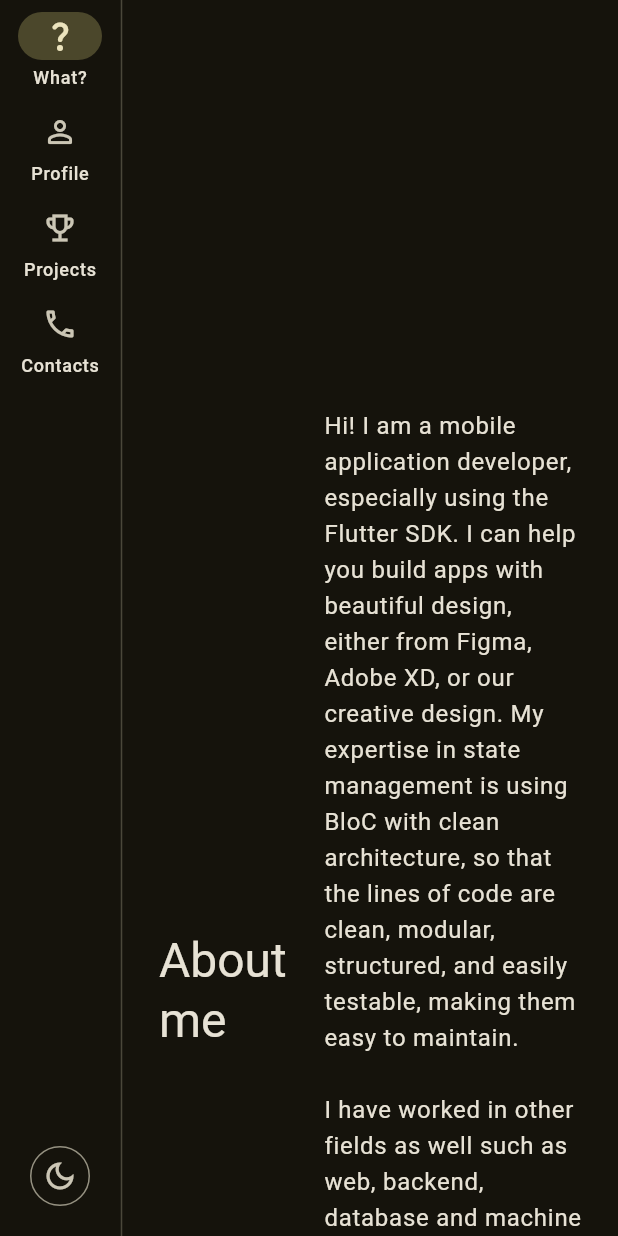
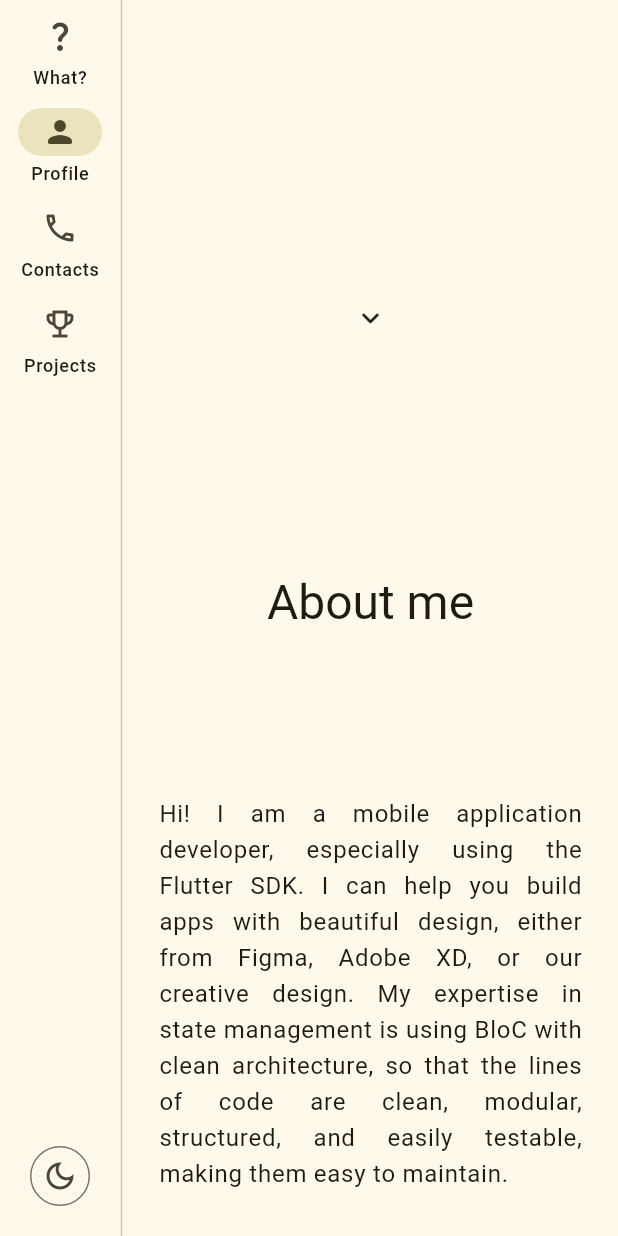
Before and after one commit to azliR/azliR, a Flutter app: the screen it shows after launch, scrolled down 576 dp, after a tap on the "light mode" icon, on a phone screen of 412 x 824 dp. Run offline on Flutter 3.47's test engine with Material 2 defaults, Android fonts, the phone set to English and light mode, and no system bars; our stand-ins replace cached_network_image, carousel_slider, equatable, flutter_markdown, flutter_riverpod, google_fonts and 3 more; missing offline and left inert: markdown; network calls fail.

Commit message:
changed to riverpod, fixed lag

```diff
--- a/lib/blocs/home/home_cubit.dart
+++ /dev/null
@@ -1,28 +0,0 @@
-import 'package:azlir_portfolio/views/home/home_page.dart';
-import 'package:bloc/bloc.dart';
-import 'package:equatable/equatable.dart';
-import 'package:flutter/material.dart';
-
-part 'home_state.dart';
-
-class HomeCubit extends Cubit<HomeState> {
-  HomeCubit() : super(HomeState.initial());
-
-  void onColorSchemeChanged(ColorScheme colorScheme) {
-    emit(state.copyWith(colorScheme: colorScheme));
-  }
-
-  void onSelectedSectionChanged(int selectedSection) {
-    emit(state.copyWith(selectedSection: selectedSection));
-  }
-
-  void onSelectTag(String tag) {
-    final selectedTags = [...state.selectedTags, tag];
-    emit(state.copyWith(selectedTags: selectedTags));
-  }
-
-  void onUnselectTag(String tag) {
-    final selectedTags = [...state.selectedTags]..remove(tag);
-    emit(state.copyWith(selectedTags: selectedTags));
-  }
-}
--- a/lib/blocs/home/home_state.dart
+++ /dev/null
@@ -1,35 +0,0 @@
-part of 'home_cubit.dart';
-
-@immutable
-class HomeState extends Equatable {
-  const HomeState({
-    required this.colorScheme,
-    required this.selectedSection,
-    required this.selectedTags,
-  });
-
-  factory HomeState.initial() => HomeState(
-        colorScheme: Section.home.getColorScheme(Brightness.dark),
-        selectedSection: 0,
-        selectedTags: const [],
-      );
-
-  final ColorScheme colorScheme;
-  final int selectedSection;
-  final List<String> selectedTags;
-
-  HomeState copyWith({
-    ColorScheme? colorScheme,
-    int? selectedSection,
-    List<String>? selectedTags,
-  }) {
-    return HomeState(
-      colorScheme: colorScheme ?? this.colorScheme,
-      selectedSection: selectedSection ?? this.selectedSection,
-      selectedTags: selectedTags ?? this.selectedTags,
-    );
-  }
-
-  @override
-  List<Object?> get props => [colorScheme, selectedSection, selectedTags];
-}
--- a/lib/main.dart
+++ b/lib/main.dart
@@ -1,8 +1,6 @@
-import 'package:azlir_portfolio/blocs/home/home_cubit.dart';
 import 'package:azlir_portfolio/notifier/home/home_notifier.dart';
 import 'package:azlir_portfolio/views/home/home_page.dart';
 import 'package:flutter/material.dart';
-import 'package:flutter_bloc/flutter_bloc.dart';
 import 'package:flutter_riverpod/flutter_riverpod.dart';
 import 'package:google_fonts/google_fonts.dart';
 import 'package:url_strategy/url_strategy.dart';
@@ -11,11 +9,8 @@ void main() {
   setPathUrlStrategy();
 
   runApp(
-    ProviderScope(
-      child: BlocProvider(
-        create: (context) => HomeCubit(),
-        child: const MyApp(),
-      ),
+    const ProviderScope(
+      child: MyApp(),
     ),
   );
 }
--- a/lib/views/home/home_page.dart
+++ b/lib/views/home/home_page.dart
@@ -1,21 +1,19 @@
 import 'dart:math';
 
-import 'package:azlir_portfolio/blocs/home/home_cubit.dart';
-import 'package:azlir_portfolio/notifier/home/home_notifier.dart' as nt;
+import 'package:azlir_portfolio/notifier/home/home_notifier.dart';
 import 'package:azlir_portfolio/views/home/widgets/about_section.dart';
 import 'package:azlir_portfolio/views/home/widgets/contacts_section.dart';
 import 'package:azlir_portfolio/views/home/widgets/home_section.dart';
 import 'package:azlir_portfolio/views/home/widgets/projects_grid_widget.dart';
 import 'package:azlir_portfolio/views/home/widgets/projects_section.dart';
 import 'package:flutter/material.dart';
-import 'package:flutter_bloc/flutter_bloc.dart';
 import 'package:flutter_riverpod/flutter_riverpod.dart';
 
 enum Section {
   home,
   profile,
-  projects,
-  contacts;
+  contacts,
+  projects;
 
   ColorScheme getColorScheme(Brightness brightness) {
     switch (this) {
@@ -29,14 +27,14 @@ enum Section {
           seedColor: Colors.yellow,
           brightness: brightness,
         );
+      case Section.contacts:
+        return ColorScheme.fromSeed(
+          seedColor: Colors.green,
+          brightness: brightness,
+        );
       case Section.projects:
         return ColorScheme.fromSeed(
           seedColor: Colors.blue,
-          brightness: brightness,
-        );
-      case Section.contacts:
-        return ColorScheme.fromSeed(
-          seedColor: Colors.green,
           brightness: brightness,
         );
     }
@@ -55,29 +53,22 @@ class _HomePageState extends ConsumerState<HomePage> {
 
   @override
   void initState() {
-    final homeCubit = context.read<HomeCubit>();
-    final homeState = ref.read(nt.homeProvider);
+    final homeState = ref.read(homeProvider);
+    var currentPage = 0;
 
     _pageController.addListener(() {
       final page = _pageController.page?.round() ?? 0;
 
-      if (page != homeCubit.state.selectedSection &&
-          page < Section.values.length) {
+      if (page != currentPage && page < Section.values.length) {
         final section = Section.values[page];
 
-        ref.read(nt.homeProvider.notifier)
+        ref.read(homeProvider.notifier)
           ..onColorSchemeChanged(
             section.getColorScheme(homeState.colorScheme.brightness),
           )
           ..onSelectedSectionChanged(page);
-
-        // final colorScheme =
-        //     section.getColorScheme(homeCubit.state.colorScheme.brightness);
-
-        // homeCubit
-        //   ..onColorSchemeChanged(colorScheme)
-        //   ..onSelectedSectionChanged(page);
       }
+      currentPage = page;
     });
     super.initState();
   }
@@ -90,15 +81,17 @@ class _HomePageState extends ConsumerState<HomePage> {
 
   @override
   Widget build(BuildContext context) {
-    final homeCubit = context.read<HomeCubit>();
+    final homeNotifier = ref.watch(homeProvider.notifier);
+    final selectedSection =
+        ref.watch(homeProvider.select((value) => value.selectedSection));
+    final currentBrightness = ref.watch(
+      homeProvider.select((value) => value.colorScheme.brightness),
+    );
 
     return Scaffold(
       body: Row(
         children: [
-          BlocSelector<HomeCubit, HomeState, int>(
-            selector: (state) => state.selectedSection,
-            builder: (context, selectedSection) {
-              return NavigationRail(
+          NavigationRail(
             selectedIndex: selectedSection,
             labelType: NavigationRailLabelType.all,
             onDestinationSelected: (value) {
@@ -113,24 +106,19 @@ class _HomePageState extends ConsumerState<HomePage> {
                 alignment: Alignment.bottomCenter,
                 child: Padding(
                   padding: const EdgeInsets.only(bottom: 16),
-                      child: BlocSelector<HomeCubit, HomeState, ColorScheme>(
-                        selector: (state) => state.colorScheme,
-                        builder: (context, colorScheme) {
-                          return IconButton.outlined(
+                  child: IconButton.outlined(
                     onPressed: () {
-                              homeCubit.onColorSchemeChanged(
+                      homeNotifier.onColorSchemeChanged(
                         Section.values[selectedSection].getColorScheme(
-                                  colorScheme.brightness == Brightness.light
+                          currentBrightness == Brightness.light
                               ? Brightness.dark
                               : Brightness.light,
                         ),
                       );
                     },
-                            icon: colorScheme.brightness == Brightness.dark
+                    icon: currentBrightness == Brightness.dark
                         ? const Icon(Icons.light_mode_outlined)
                         : const Icon(Icons.dark_mode_outlined),
-                          );
-                        },
                   ),
                 ),
               ),
@@ -147,18 +135,16 @@ class _HomePageState extends ConsumerState<HomePage> {
                 label: Text('Profile'),
               ),
               NavigationRailDestination(
+                icon: Icon(Icons.call_outlined),
+                selectedIcon: Icon(Icons.call_rounded),
+                label: Text('Contacts'),
+              ),
+              NavigationRailDestination(
                 icon: Icon(Icons.emoji_events_outlined),
                 selectedIcon: Icon(Icons.emoji_events),
                 label: Text('Projects'),
               ),
-                  NavigationRailDestination(
-                    icon: Icon(Icons.call_outlined),
-                    selectedIcon: Icon(Icons.call_rounded),
-                    label: Text('Contacts'),
-                  ),
             ],
-              );
-            },
           ),
           const VerticalDivider(width: 2),
           Expanded(
@@ -174,13 +160,13 @@ class _HomePageState extends ConsumerState<HomePage> {
                       child: AboutSection(),
                     ),
                     const SliverToBoxAdapter(
+                      child: ContactsSection(),
+                    ),
+                    const SliverToBoxAdapter(
                       child: ProjectsSection(),
                     ),
                     ProjectsGrid(
                       crossAxisCount: max(constraints.maxWidth ~/ 300, 1),
-                    ),
-                    const SliverToBoxAdapter(
-                      child: ContactsSection(),
                     ),
                   ],
                 );
--- a/lib/views/home/widgets/about_section.dart
+++ b/lib/views/home/widgets/about_section.dart
@@ -15,13 +15,20 @@ class AboutSection extends StatelessWidget {
         padding: const EdgeInsets.all(24),
         child: Align(
           alignment: Alignment.centerLeft,
-          child: Row(
+          child: LayoutBuilder(
+            builder: (context, constraints) {
+              final direction =
+                  constraints.maxWidth > 800 ? Axis.horizontal : Axis.vertical;
+
+              return Flex(
+                direction: direction,
                 children: [
                   Expanded(
                     child: Center(
                       child: Text(
                         'About me',
-                    style: Theme.of(context).textTheme.headlineLarge?.copyWith(
+                        style:
+                            Theme.of(context).textTheme.headlineLarge?.copyWith(
                                   color: colorScheme.onBackground,
                                 ),
                       ),
@@ -41,9 +48,12 @@ I look forward to working with you to design and provide the right solution to f
                       style: Theme.of(context).textTheme.bodyLarge?.copyWith(
                             color: colorScheme.onBackground,
                           ),
+                      textAlign: TextAlign.justify,
                     ),
                   )
                 ],
+              );
+            },
           ),
         ),
       ),
--- a/lib/views/home/widgets/home_section.dart
+++ b/lib/views/home/widgets/home_section.dart
@@ -12,15 +12,17 @@ class HomeSection extends StatelessWidget {
 
     return SizedBox(
       height: size.height,
-      child: Align(
+      child: Stack(
+        children: [
+          Align(
             alignment: Alignment.centerRight,
             child: Padding(
               padding: const EdgeInsets.all(24),
               child: Text.rich(
                 TextSpan(
                   text: "I'm ",
-              style:
-                  textTheme.headlineLarge?.copyWith(color: colorScheme.outline),
+                  style: textTheme.headlineLarge
+                      ?.copyWith(color: colorScheme.outline),
                   children: [
                     TextSpan(
                       text: 'Rizal Hadiyansah',
@@ -34,6 +36,15 @@ class HomeSection extends StatelessWidget {
               ),
             ),
           ),
+          const Align(
+            alignment: Alignment.bottomCenter,
+            child: Padding(
+              padding: EdgeInsets.all(24),
+              child: Icon(Icons.expand_more_rounded),
+            ),
+          )
+        ],
+      ),
     );
   }
 }
--- a/lib/views/home/widgets/projects_grid_widget.dart
+++ b/lib/views/home/widgets/projects_grid_widget.dart
@@ -1,27 +1,26 @@
-import 'package:azlir_portfolio/blocs/home/home_cubit.dart';
 import 'package:azlir_portfolio/core/constants.dart';
 import 'package:azlir_portfolio/models/project.dart';
+import 'package:azlir_portfolio/notifier/home/home_notifier.dart';
 import 'package:azlir_portfolio/views/home/widgets/project_tile_widget.dart';
 import 'package:flutter/material.dart';
-import 'package:flutter_bloc/flutter_bloc.dart';
+import 'package:flutter_riverpod/flutter_riverpod.dart';
 
-class ProjectsGrid extends StatelessWidget {
+class ProjectsGrid extends ConsumerWidget {
   const ProjectsGrid({required this.crossAxisCount, super.key});
 
   final int crossAxisCount;
 
   @override
-  Widget build(BuildContext context) {
-    return BlocSelector<HomeCubit, HomeState, List<String>>(
-      selector: (state) => state.selectedTags,
-      builder: (context, selectedTags) {
+  Widget build(BuildContext context, WidgetRef ref) {
+    final selectedTags =
+        ref.watch(homeProvider.select((value) => value.selectedTags));
+
     List<Project> filteredProjects;
 
     if (selectedTags.isNotEmpty) {
       filteredProjects = projects
           .where(
-                (project) =>
-                    project.tags.any((tag) => selectedTags.contains(tag)),
+            (project) => project.tags.any(selectedTags.contains),
           )
           .toList();
     } else {
@@ -43,7 +42,5 @@ class ProjectsGrid extends StatelessWidget {
         },
       ),
     );
-      },
-    );
   }
 }
--- a/lib/views/home/widgets/projects_section.dart
+++ b/lib/views/home/widgets/projects_section.dart
@@ -1,28 +1,26 @@
-import 'package:azlir_portfolio/blocs/home/home_cubit.dart';
 import 'package:azlir_portfolio/core/constants.dart';
+import 'package:azlir_portfolio/notifier/home/home_notifier.dart';
 import 'package:flutter/material.dart';
-import 'package:flutter_bloc/flutter_bloc.dart';
+import 'package:flutter_riverpod/flutter_riverpod.dart';
 import 'package:material_design_icons_flutter/material_design_icons_flutter.dart';
 import 'package:url_launcher/url_launcher.dart';
 
-class ProjectsSection extends StatelessWidget {
+class ProjectsSection extends ConsumerWidget {
   const ProjectsSection({super.key});
 
   @override
-  Widget build(BuildContext context) {
-    final homeCubit = context.read<HomeCubit>();
-
+  Widget build(BuildContext context, WidgetRef ref) {
     final textTheme = Theme.of(context).textTheme;
     final colorScheme = Theme.of(context).colorScheme;
+
+    final selectedTags =
+        ref.watch(homeProvider.select((value) => value.selectedTags));
 
     final tags = projects.fold(<String>{}, (previousValue, element) {
       return previousValue..addAll(element.tags);
     }).toList()
       ..sort();
 
-    return BlocSelector<HomeCubit, HomeState, List<String>>(
-      selector: (state) => state.selectedTags,
-      builder: (context, selectedTags) {
     return Column(
       children: [
         Text(
@@ -43,8 +41,7 @@ class ProjectsSection extends StatelessWidget {
                   ),
             ),
             FilledButton.tonalIcon(
-                  onPressed: () =>
-                      launchUrl(Uri.parse('https://github.com/azliR')),
+              onPressed: () => launchUrl(Uri.parse('https://github.com/azliR')),
               icon: Icon(MdiIcons.github),
               label: const Text('GitHub Profile'),
             )
@@ -64,10 +61,11 @@ class ProjectsSection extends StatelessWidget {
                   label: Text(tag),
                   selected: selectedTags.contains(tag),
                   onSelected: (value) {
+                    final homeNotifier = ref.read(homeProvider.notifier);
                     if (value) {
-                          homeCubit.onSelectTag(tag);
+                      homeNotifier.onSelectTag(tag);
                     } else {
-                          homeCubit.onUnselectTag(tag);
+                      homeNotifier.onUnselectTag(tag);
                     }
                   },
                 );
@@ -78,7 +76,5 @@ class ProjectsSection extends StatelessWidget {
         const SizedBox(height: 16),
       ],
     );
-      },
-    );
   }
 }
--- a/pubspec.yaml
+++ b/pubspec.yaml
@@ -9,7 +9,6 @@ environment:
   sdk: '>=3.0.0 <4.0.0'
 
 dependencies:
-  bloc: ^8.1.2
   cached_network_image: ^3.2.3
   carousel_slider: ^4.2.1
   cupertino_icons: ^1.0.2
@@ -17,7 +16,6 @@ dependencies:
   equatable: ^2.0.5
   flutter:
     sdk: flutter
-  flutter_bloc: ^8.1.3
   flutter_markdown: ^0.6.17
   flutter_riverpod: ^2.3.6
   google_fonts: ^5.1.0
@@ -25,13 +23,14 @@ dependencies:
   material_design_icons_flutter: ^7.0.7296
   photo_view: ^0.14.0
   riverpod: ^2.3.6
-  riverpod_annotation: ^2.1.1
   url_launcher: ^6.1.10
   url_strategy: ^0.2.0
 
 dev_dependencies:
+  custom_lint: ^0.4.0
   flutter_test:
     sdk: flutter
+  riverpod_lint: ^1.3.2
   very_good_analysis: ^5.0.0+1
 
 flutter:
```
Also changed, not shown: pubspec.lock. Lines whose indentation alone changed are shown as unchanged.
